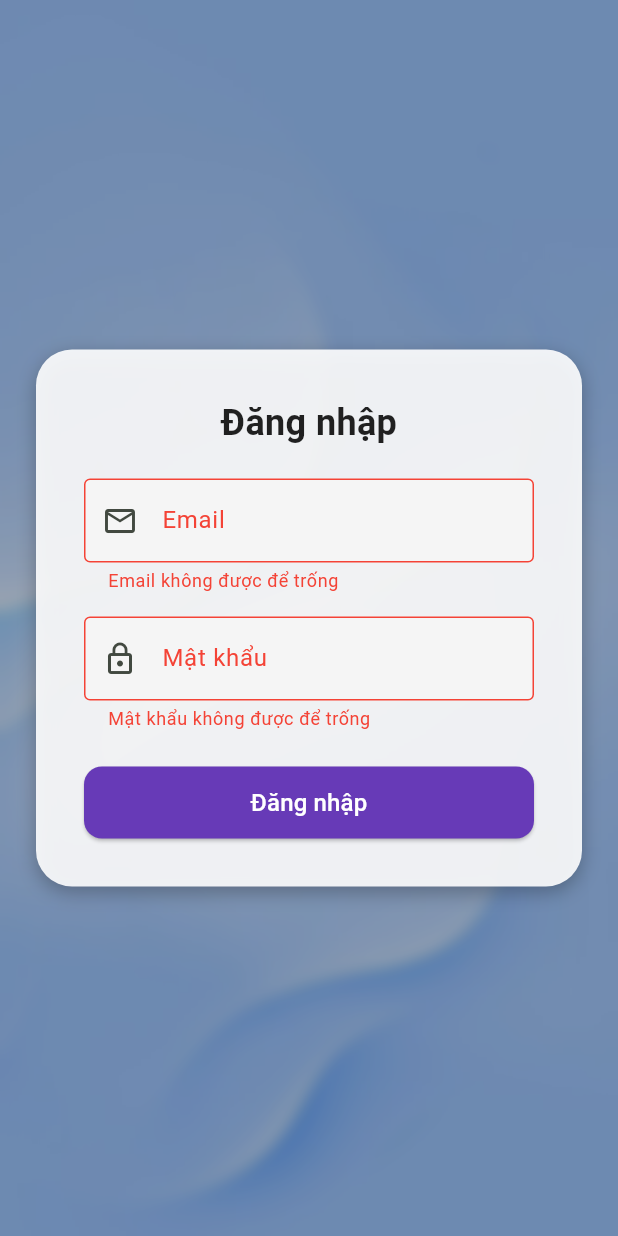
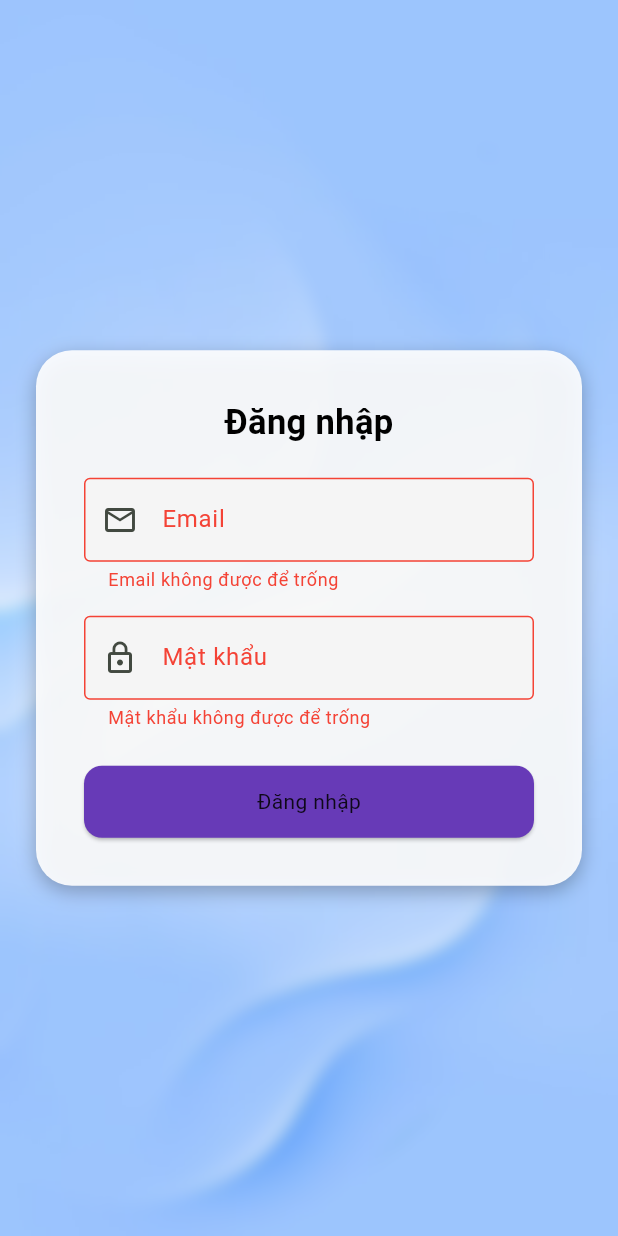
Before and after one commit to LeTienIT/driver_tracker, a Flutter app: the screen it shows after launch, after a tap on "Đăng nhập", on a phone screen of 412 x 824 dp. Run offline on Flutter 3.47's test engine with Material 3 defaults, Android fonts, the phone set to English and light mode, and no system bars; our stand-ins replace dio, flutter_map, flutter_riverpod, flutter_secure_storage, freezed_annotation, geolocator and 3 more.

Commit message:
Thêm theme - menu chuyển trang - view cài đặt

```diff
--- a/lib/features/auth/view/login_screen.dart
+++ b/lib/features/auth/view/login_screen.dart
@@ -2,6 +2,7 @@ import 'dart:ui';
 import 'package:driver_tracker/core/widgets/show_dialog.dart';
 import 'package:flutter/material.dart';
 import 'package:flutter_riverpod/flutter_riverpod.dart';
+import 'package:shared_preferences/shared_preferences.dart';
 import '../provider/login_provider.dart';
 
 class LoginScreen extends ConsumerStatefulWidget {
@@ -15,6 +16,57 @@ class _LoginScreenState extends ConsumerState<LoginScreen> {
   final _formKey = GlobalKey<FormState>();
   final emailController = TextEditingController();
   final passwordController = TextEditingController();
+  bool _isAutoLoginAttempted = false;
+
+  @override
+  void initState() {
+    super.initState();
+    _checkAutoLogin();
+  }
+
+  @override
+  void dispose() {
+    emailController.dispose();
+    passwordController.dispose();
+    super.dispose();
+  }
+  Future<void> _checkAutoLogin() async {
+    try {
+      final preferences = await SharedPreferences.getInstance();
+      final loginAuto = preferences.getBool('loginAuto') ?? false;
+
+      if (!loginAuto || !mounted) return;
+
+      final user = preferences.getString('user') ?? '';
+      final pass = preferences.getString('pass') ?? '';
+
+      if (user.trim().isEmpty || pass.trim().isEmpty) return;
+
+      emailController.text = user;
+      passwordController.text = pass;
+
+      if (!mounted) return;
+
+      setState(() => _isAutoLoginAttempted = true);
+
+      final vm = ref.read(loginProvider.notifier);
+      await vm.login(user, pass);
+      final result = ref.read(loginProvider);
+      result.whenOrNull(
+        data: (success) {
+          if (success == true) {
+            Navigator.pushNamedAndRemoveUntil(context, '/trip-list', (router)=>false);
+          }
+        },
+        error: (e, _) {
+          print("Lỗi auto login: $e");
+        },
+      );
+
+    } catch (e) {
+      if (!mounted) return;
+    }
+  }
 
   void _handleLogin(BuildContext context) async {
     final vm = ref.read(loginProvider.notifier);
@@ -48,7 +100,9 @@ class _LoginScreenState extends ConsumerState<LoginScreen> {
   Widget build(BuildContext context) {
     final state = ref.watch(loginProvider);
     final size = MediaQuery.of(context).size;
-
+    if (_isAutoLoginAttempted) {
+      return const Center(child: CircularProgressIndicator());
+    }
     return Scaffold(
       body: Stack(
         children: [
@@ -65,8 +119,7 @@ class _LoginScreenState extends ConsumerState<LoginScreen> {
           BackdropFilter(
             filter: ImageFilter.blur(sigmaX: 5, sigmaY: 5),
             child: Container(
-              color: Colors.black.withValues(alpha: 0.3),
-            ),
+                         ),
           ),
           // Form login
           Center(
@@ -90,11 +143,12 @@ class _LoginScreenState extends ConsumerState<LoginScreen> {
                     child: Column(
                       mainAxisSize: MainAxisSize.min,
                       children: [
-                        const Text(
+                        Text(
                           'Đăng nhập',
                           style: TextStyle(
-                            fontSize: 24,
-                            fontWeight: FontWeight.bold,
+                            color: Colors.black,
+                            fontSize: 23,
+                            fontWeight: FontWeight.bold
                           ),
                         ),
                         const SizedBox(height: 20),
@@ -146,12 +200,9 @@ class _LoginScreenState extends ConsumerState<LoginScreen> {
                                       borderRadius: BorderRadius.circular(12),
                                     ),
                                   ),
-                                  child: const Text(
+                                  child: Text(
                                     "Đăng nhập",
-                                    style: TextStyle(
-                                      fontSize: 16,
-                                      color: Colors.white,
-                                    ),
+                                    style: Theme.of(context).textTheme.bodyMedium,
                                   ),
                           ),
                         ),
--- /dev/null
+++ b/lib/features/settings/provider/theme_provider.dart
@@ -0,0 +1,5 @@
+import 'package:flutter_riverpod/flutter_riverpod.dart';
+
+import '../view_model/themeVM.dart';
+
+final themeProvider = NotifierProvider<ThemeNotifier, ThemeState>(() => ThemeNotifier());
--- a/lib/features/trip_list/provider/trip_provider.dart
+++ b/lib/features/trip_list/provider/trip_provider.dart
@@ -3,7 +3,7 @@ import 'package:driver_tracker/features/trip_list/model/trip_state.dart';
 import 'package:driver_tracker/features/trip_list/view_model/trip_vm.dart';
 import 'package:flutter_riverpod/flutter_riverpod.dart';
 
-final tripProvider = StateNotifierProvider<TripVM, TripState>(
+final tripProvider = StateNotifierProvider.autoDispose<TripVM, TripState>(
     (ref){
       final user = ref.watch(currentUserProvider);
       if (user == null) {
--- a/lib/features/trip_list/repository/trip_repository.dart
+++ b/lib/features/trip_list/repository/trip_repository.dart
@@ -50,7 +50,7 @@ class TripRepository{
             "lat": lat
           }
       );
-      print('updateLocation ${res.data}');
+      // print('updateLocation ${res.data}');
     }catch(e){
       print('Lỗi trip repository -> updateLocation: $e');
     }
@@ -65,7 +65,7 @@ class TripRepository{
             "state": s,
           }
       );
-      print('update state driver ${res.data}');
+      // print('update state driver ${res.data}');
     }catch(e){
       print('Lỗi trip repository -> update driver state: $e');
     }
@@ -80,7 +80,7 @@ class TripRepository{
             "state": s,
           }
       );
-      print('update state trips ${res.data}');
+      // print('update state trips ${res.data}');
     }catch(e){
       print('Lỗi trip repository -> update trip state: $e');
     }
--- a/lib/features/trip_list/view/trip_screen.dart
+++ b/lib/features/trip_list/view/trip_screen.dart
@@ -1,3 +1,4 @@
+import 'package:driver_tracker/core/widgets/menu.dart';
 import 'package:driver_tracker/features/trip_list/provider/trip_provider.dart';
 import 'package:driver_tracker/features/trip_list/view/trip_item.dart';
 import 'package:flutter/material.dart';
@@ -57,11 +58,15 @@ class _TripScreenState extends ConsumerState<TripScreen> {
     final vm = ref.read(tripProvider.notifier);
     final state = ref.watch(tripProvider);
 
+    if (state == null) {
+      return Center(child: Text("Bạn chưa đăng nhập"));
+    }
     if (state.isLoading) return const Center(child: CircularProgressIndicator());
     if (state.error != null) return Center(child: Text("Lỗi: ${state.error}"));
 
     return Scaffold(
       appBar: AppBar(title: const Text('Danh sách khách hàng')),
+      drawer: Drawer(child: Menu(),),
       body: ListView.builder(
         itemCount: state.trips.length,
         itemBuilder: (_, idx) {
--- a/lib/features/trip_list/view_model/trip_vm.dart
+++ b/lib/features/trip_list/view_model/trip_vm.dart
@@ -1,4 +1,3 @@
-import 'package:driver_tracker/features/trip_list/model/trip_model.dart';
 import 'package:driver_tracker/features/trip_list/model/trip_state.dart';
 import 'package:driver_tracker/features/trip_list/repository/trip_repository.dart';
 import 'package:flutter_riverpod/flutter_riverpod.dart';
@@ -16,7 +15,6 @@ class TripVM extends StateNotifier<TripState>{
     state = state.copyWith(isLoading: true);
     try{
       final rs = await _repo.getAllData(email);
-      // print("getdata ${rs.length}");
       state = state.copyWith(isLoading: false, trips: rs);
     }catch(e){
       state = state.copyWith(isLoading: false,error: e.toString());
--- a/lib/main.dart
+++ b/lib/main.dart
@@ -1,4 +1,5 @@
 import 'package:driver_tracker/features/auth/view/login_screen.dart';
+import 'package:driver_tracker/features/settings/view/setting_screen.dart';
 import 'package:driver_tracker/features/trip_list/view/trip_detail_screen.dart';
 import 'package:driver_tracker/features/trip_list/view/trip_screen.dart';
 import 'package:flutter/material.dart';
@@ -7,30 +8,38 @@ import 'package:latlong2/latlong.dart';
 
 import 'core/dark_theme.dart';
 import 'core/light_theme.dart';
+import 'core/services/share_pre.dart';
+import 'features/settings/provider/theme_provider.dart';
 
-void main() {
+Future<void> main() async {
+  WidgetsFlutterBinding.ensureInitialized();
+  await SharedPreference.instance.init();
   runApp(
     ProviderScope(
       child: MyApp(),
   ),);
 }
 
-class MyApp extends StatelessWidget {
+class MyApp extends ConsumerWidget {
   const MyApp({super.key});
 
   // This widget is the root of your application.
   @override
-  Widget build(BuildContext context) {
+  Widget build(BuildContext context, WidgetRef ref) {
+    final theme = ref.watch(themeProvider);
     return MaterialApp(
       title: 'Driver Tracker',
       theme: lightTheme,
       darkTheme: darkTheme,
-      themeMode: ThemeMode.light,
+      themeMode: theme.isDark ? ThemeMode.dark : ThemeMode.light,
       onGenerateRoute: (settings) {
         switch (settings.name) {
+          case '/login':
+            return MaterialPageRoute(builder: (_) => const LoginScreen());
+          case '/setting':
+            return MaterialPageRoute(builder: (_) => SettingScreen());
           case '/trip-list':
             return MaterialPageRoute(builder: (_) => const TripScreen());
-
           case '/trip-detail':
             final args = settings.arguments as Map<String, dynamic>?;
             if (args == null || args['pickup'] == null || args['dropoff'] == null) {
--- a/pubspec.yaml
+++ b/pubspec.yaml
@@ -28,6 +28,9 @@ dependencies:
   latlong2: ^0.9.0
   http: ^1.1.0
 
+  provider: ^6.1.0
+  shared_preferences: ^2.5.3
+
 dev_dependencies:
   flutter_test:
     sdk: flutter
```
Also changed, not shown: lib/core/services/share_pre.dart (added, +57 -0 lines), lib/core/widgets/menu.dart (added, +75 -0 lines), lib/features/auth/view_model/login_vm.dart (+8 -1 lines), lib/features/settings/view/setting_screen.dart (added, +53 -0 lines), lib/features/settings/view_model/themeVM.dart (added, +29 -0 lines), pubspec.lock, 1 other file.
